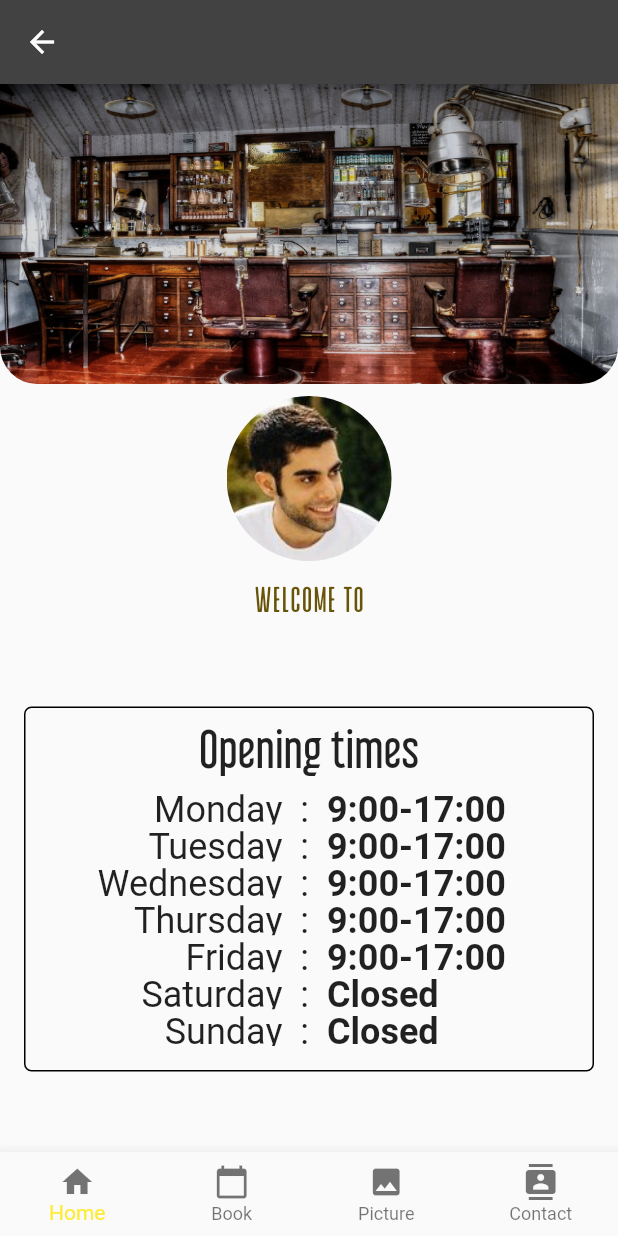
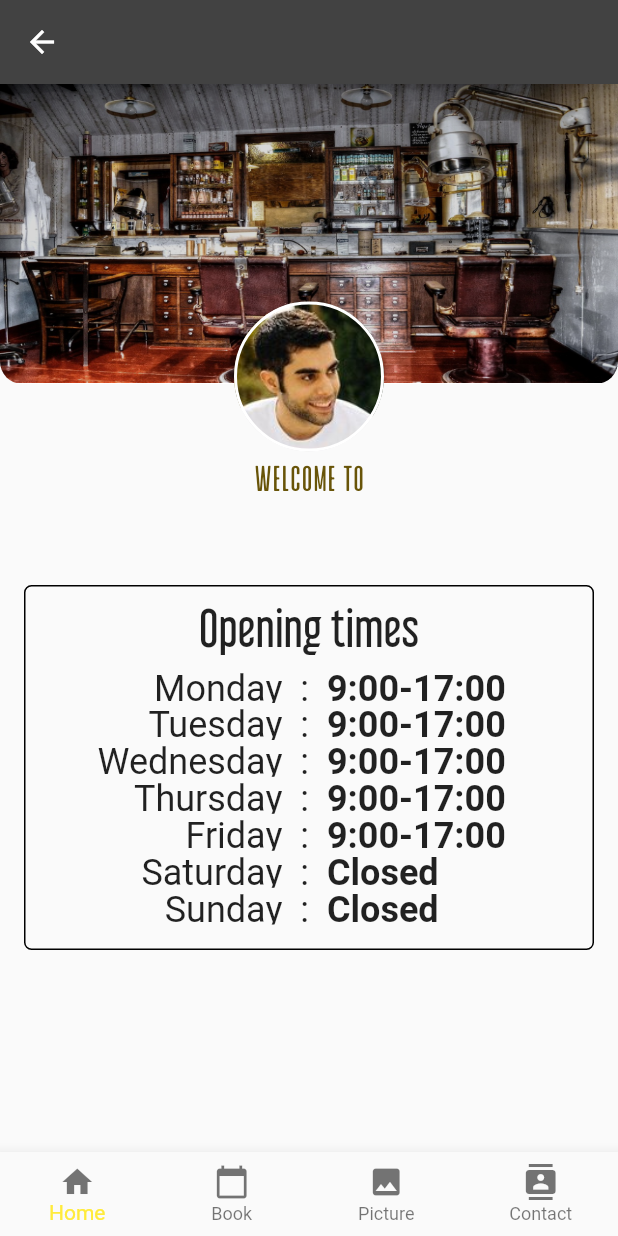
Before and after one commit to dawidstefaniak/Barber, a Flutter app: the SearchResult screen opened directly with empty values, on a phone screen of 412 x 824 dp. Run offline on Flutter 3.47's test engine with Material 2 defaults, Android fonts, the phone set to English and light mode, and no system bars; our stand-ins replace flutter_calendar_carousel; generated files the repository leaves out were written again.

```diff
--- a/lib/SearchResultBooking.dart
+++ b/lib/SearchResultBooking.dart
@@ -14,18 +14,27 @@ class SearchResultBooking extends StatefulWidget{
 
 class _SearchResultBookingState extends State<SearchResultBooking>{
 
+  var _selectedDateTime = new DateTime.now();
+  var _markedDatesMap = new EventList<DateTime>();
 
   @override
   Widget build(BuildContext context) {
 
     return Container(
       child: CalendarCarousel(
-        firstDayOfWeek: 0,
+        firstDayOfWeek: int.fromEnvironment("Mon"),
         selectedDayButtonColor: Color(0xff685408),
         todayButtonColor: Colors.black54,
         iconColor: Colors.black54,
+        selectedDateTime: _selectedDateTime,
+        onDayPressed: (DateTime datetime, List<dynamic> dynamic){
+          setState(() {
+            _selectedDateTime = datetime;
+            _markedDatesMap.add(_selectedDateTime, null);
+          });
+        },
+        markedDatesMap: _markedDatesMap,
         headerTextStyle: TextStyle(color: Colors.black87, fontSize: 22),
-        //onDayPressed: (DateTime date, List<Event> events){}
     )
     );
 
--- a/lib/SearchResultHome.dart
+++ b/lib/SearchResultHome.dart
@@ -2,17 +2,14 @@ import 'package:barber/Models/Font.dart';
 import 'package:barber/json/response.dart';
 import 'package:flutter/material.dart';
 
-
-class SearchResultHome extends StatefulWidget{
+class SearchResultHome extends StatefulWidget {
   final Barber barber;
   _SearchResultHomeState createState() => _SearchResultHomeState();
 
   SearchResultHome({Key key, this.barber}) : super(key: key);
-
 }
 
-class _SearchResultHomeState extends State<SearchResultHome>{
-
+class _SearchResultHomeState extends State<SearchResultHome> {
   var _daysOfWeek = [
     'Monday',
     'Tuesday',
@@ -29,25 +26,44 @@ class _SearchResultHomeState extends State<SearchResultHome>{
   Widget build(BuildContext context) {
     return ListView(
       children: <Widget>[
-        ClipRRect(
+        Container(
+          height: 245,
+          child: Stack(
+            children: <Widget>[
+              Container(
+                height: 200,
+                child: ClipRRect(
                   borderRadius: BorderRadius.only(
-            bottomRight: Radius.circular(25),
-            bottomLeft: Radius.circular(25),
+                    bottomRight: Radius.circular(15),
+                    bottomLeft: Radius.circular(15),
                   ),
                   child: Container(
-            height: 200,
+                    decoration: BoxDecoration(
+                      border: Border(
+                        bottom: BorderSide(
+                            color: Colors.white,
+                            style: BorderStyle.solid,
+                            width: 1),
+                      ),
+                    ),
                     child: Stack(
                       children: <Widget>[
                         Positioned.fill(
                           child: Image.asset(
                             'assets/images/barber2.jpg',
                             fit: BoxFit.fill,
-                    )),
+                          ),
+                        ),
                         Positioned.fill(
                           child: Opacity(
                             opacity: 0.6,
                             child: Container(
                               color: Colors.black26,
+                            ),
+                          ),
+                        ),
+                      ],
+                    ),
                   ),
                 ),
               ),
@@ -61,24 +77,27 @@ class _SearchResultHomeState extends State<SearchResultHome>{
                     style: TextStyle(
                       fontFamily: Font.secondFont,
                       fontSize: 42,
-                          color: Color(0xfffffec4)),
+                      color: Color(0xfffffec4),
                     ),
                   ),
                 ),
+              ),
+              Align(
+                alignment: FractionalOffset(0.5, 1),
+                child: Container(
+                  width: 100,
+                  height: 100,
+                  decoration: BoxDecoration(
+                      shape: BoxShape.circle,
+                      border: Border.all(
+                          color: Colors.white,
+                          style: BorderStyle.solid,
+                          width: 2),
+                      image: DecorationImage(
+                          image: AssetImage("assets/images/profile1.jpg"))),
+                ),
+              )
             ],
-            ),
-          ),
-        ),
-        Padding(
-          padding: const EdgeInsets.all(8.0),
-          child: CircleAvatar(
-            child: Container(
-              child: ClipOval(
-                child: Image.asset("assets/images/profile1.jpg"),
-              ),
-            ),
-            radius: 55,
-            backgroundColor: Colors.transparent,
           ),
         ),
         Column(children: <Widget>[
@@ -168,6 +187,4 @@ class _SearchResultHomeState extends State<SearchResultHome>{
     }
     return widgets;
   }
-
-
 }
```
Lines whose indentation alone changed are shown as unchanged.
